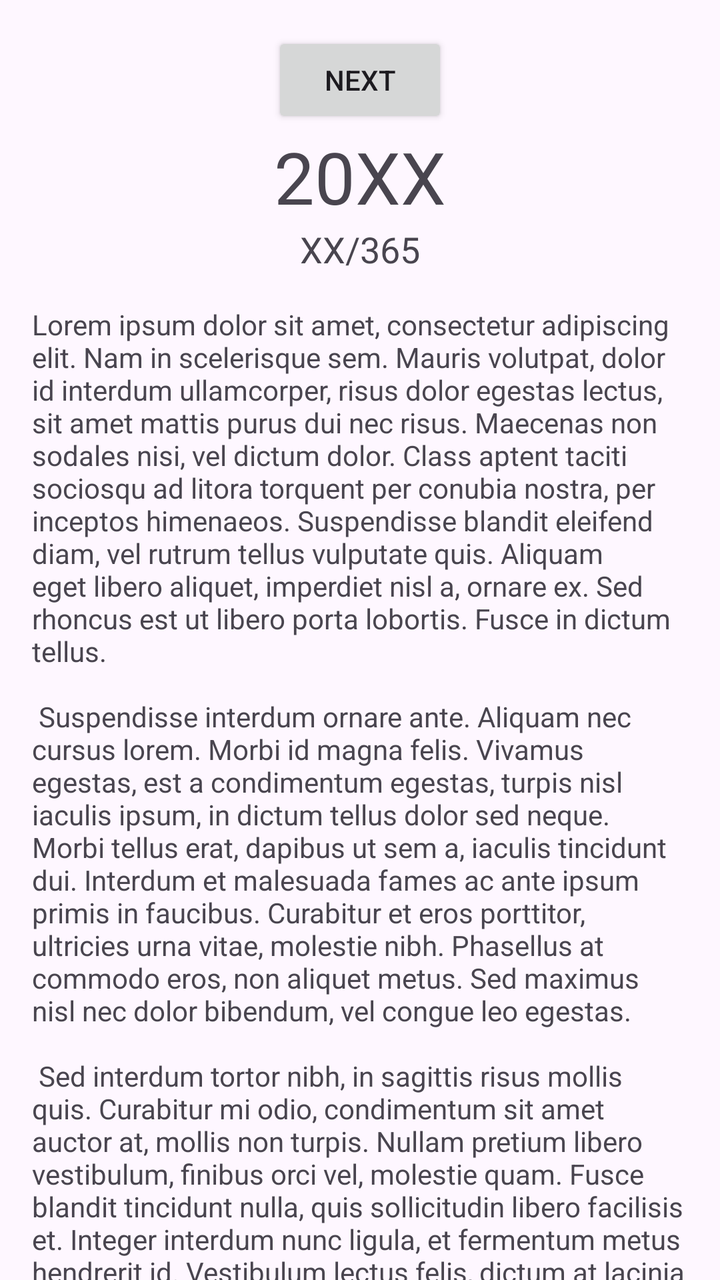
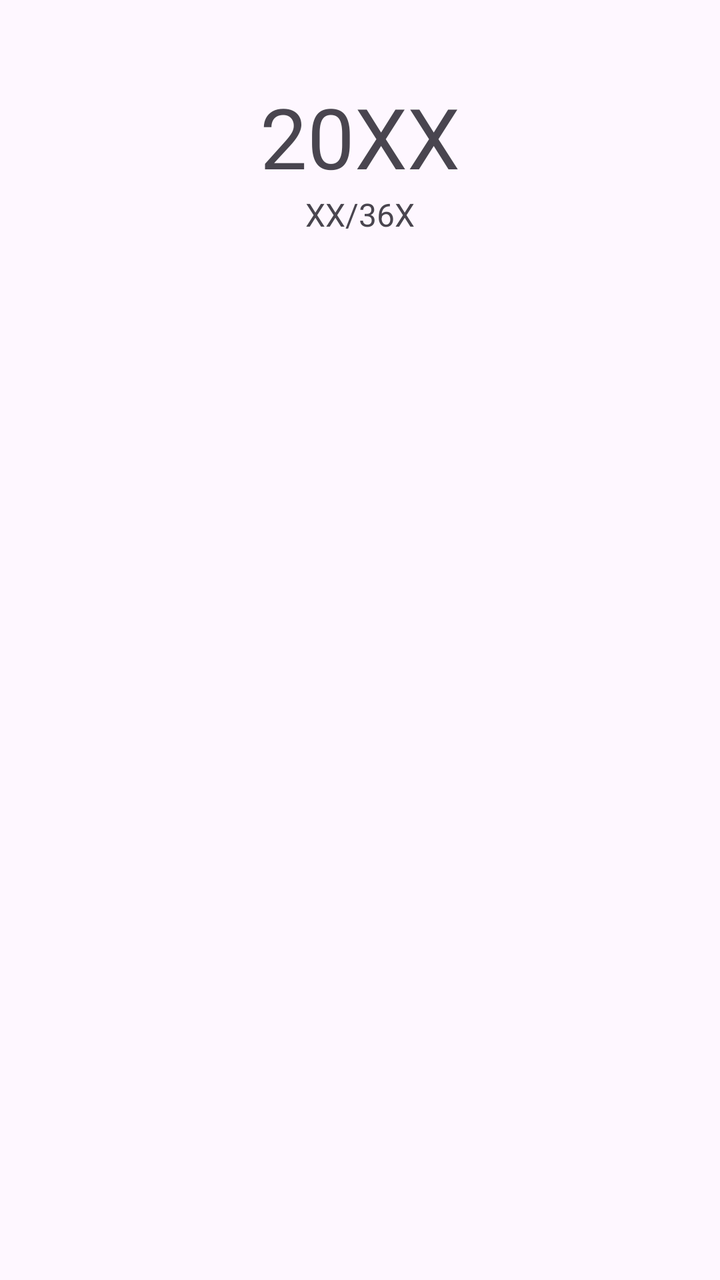

An Android layout rendered at two revisions. The XML below is the earlier revision; the diff shows what the commit changed to produce the second picture.
<!-- AndroidManifest.xml: application theme Theme.YearInDays -->
<!-- res/layout/fragment_first.xml -->
<?xml version="1.0" encoding="utf-8"?>
<androidx.core.widget.NestedScrollView xmlns:android="http://schemas.android.com/apk/res/android"
    xmlns:app="http://schemas.android.com/apk/res-auto"
    xmlns:tools="http://schemas.android.com/tools"
    android:layout_width="match_parent"
    android:layout_height="match_parent"
    tools:context=".FirstFragment">

    <androidx.constraintlayout.widget.ConstraintLayout
        android:layout_width="match_parent"
        android:layout_height="match_parent"
        android:padding="16dp">

        <Button
            android:id="@+id/button_first"
            android:layout_width="wrap_content"
            android:layout_height="wrap_content"
            android:text="@string/next"
            app:layout_constraintBottom_toTopOf="@id/currentYearTextView"
            app:layout_constraintEnd_toEndOf="parent"
            app:layout_constraintStart_toStartOf="parent"
            app:layout_constraintTop_toTopOf="parent" />

        <TextView
            android:id="@+id/currentYearTextView"
            android:layout_width="wrap_content"
            android:layout_height="wrap_content"
            android:text="@string/year"
            android:textSize="36sp"
            app:layout_constraintEnd_toEndOf="parent"
            app:layout_constraintStart_toStartOf="parent"
            app:layout_constraintTop_toBottomOf="@+id/button_first" />

        <TextView
            android:id="@+id/currentDayTextView"
            android:layout_width="wrap_content"
            android:layout_height="wrap_content"
            android:text="@string/day"
            android:textSize="18sp"
            app:layout_constraintEnd_toEndOf="parent"
            app:layout_constraintStart_toStartOf="parent"
            app:layout_constraintTop_toBottomOf="@+id/currentYearTextView" />

        <TextView
            android:id="@+id/textview_first"
            android:layout_width="wrap_content"
            android:layout_height="wrap_content"
            android:layout_marginTop="16dp"
            android:text="@string/lorem_ipsum"
            app:layout_constraintBottom_toBottomOf="parent"
            app:layout_constraintEnd_toEndOf="parent"
            app:layout_constraintStart_toStartOf="parent"
            app:layout_constraintTop_toBottomOf="@id/currentDayTextView" />
    </androidx.constraintlayout.widget.ConstraintLayout>
</androidx.core.widget.NestedScrollView>
<!-- resources referenced by this layout -->
<resources>
  <string name="day">XX/365</string>
  <string name="lorem_ipsum">
          Lorem ipsum dolor sit amet, consectetur adipiscing elit. Nam in scelerisque sem. Mauris
          volutpat, dolor id interdum ullamcorper, risus dolor egestas lectus, sit amet mattis purus
          dui nec risus. Maecenas non sodales nisi, vel dictum dolor. Class aptent taciti sociosqu ad
          litora torquent per conubia nostra, per inceptos himenaeos. Suspendisse blandit eleifend
          diam, vel rutrum tellus vulputate quis. Aliquam eget libero aliquet, imperdiet nisl a,
          ornare ex. Sed rhoncus est ut libero porta lobortis. Fusce in dictum tellus.\n\n
          Suspendisse interdum ornare ante. Aliquam nec cursus lorem. Morbi id magna felis. Vivamus
          egestas, est a condimentum egestas, turpis nisl iaculis ipsum, in dictum tellus dolor sed
          neque. Morbi tellus erat, dapibus ut sem a, iaculis tincidunt dui. Interdum et malesuada
          fames ac ante ipsum primis in faucibus. Curabitur et eros porttitor, ultricies urna vitae,
          molestie nibh. Phasellus at commodo eros, non aliquet metus. Sed maximus nisl nec dolor
          bibendum, vel congue leo egestas.\n\n
          Sed interdum tortor nibh, in sagittis risus mollis quis. Curabitur mi odio, condimentum sit
          amet auctor at, mollis non turpis. Nullam pretium libero vestibulum, finibus orci vel,
          molestie quam. Fusce blandit tincidunt nulla, quis sollicitudin libero facilisis et. Integer
          interdum nunc ligula, et fermentum metus hendrerit id. Vestibulum lectus felis, dictum at
          lacinia sit amet, tristique id quam. Cras eu consequat dui. Suspendisse sodales nunc ligula,
          in lobortis sem porta sed. Integer id ultrices magna, in luctus elit. Sed a pellentesque
          est.\n\n
          Aenean nunc velit, lacinia sed dolor sed, ultrices viverra nulla. Etiam a venenatis nibh.
          Morbi laoreet, tortor sed facilisis varius, nibh orci rhoncus nulla, id elementum leo dui
          non lorem. Nam mollis ipsum quis auctor varius. Quisque elementum eu libero sed commodo. In
          eros nisl, imperdiet vel imperdiet et, scelerisque a mauris. Pellentesque varius ex nunc,
          quis imperdiet eros placerat ac. Duis finibus orci et est auctor tincidunt. Sed non viverra
          ipsum. Nunc quis augue egestas, cursus lorem at, molestie sem. Morbi a consectetur ipsum, a
          placerat diam. Etiam vulputate dignissim convallis. Integer faucibus mauris sit amet finibus
          convallis.\n\n
          Phasellus in aliquet mi. Pellentesque habitant morbi tristique senectus et netus et
          malesuada fames ac turpis egestas. In volutpat arcu ut felis sagittis, in finibus massa
          gravida. Pellentesque id tellus orci. Integer dictum, lorem sed efficitur ullamcorper,
          libero justo consectetur ipsum, in mollis nisl ex sed nisl. Donec maximus ullamcorper
          sodales. Praesent bibendum rhoncus tellus nec feugiat. In a ornare nulla. Donec rhoncus
          libero vel nunc consequat, quis tincidunt nisl eleifend. Cras bibendum enim a justo luctus
          vestibulum. Fusce dictum libero quis erat maximus, vitae volutpat diam dignissim.
      </string>
  <string name="next">Next</string>
  <string name="year">20XX</string>
  <style name="Theme.YearInDays" parent="Base.Theme.YearInDays" />
  <style name="Base.Theme.YearInDays" parent="Theme.Material3.DayNight.NoActionBar">
          
          
      </style>
</resources>

<!-- the commit's change to res/layout/fragment_first.xml (unified diff, before → after) -->
@@ -1,55 +1,38 @@
-<?xml version="1.0" encoding="utf-8"?>
-<androidx.core.widget.NestedScrollView xmlns:android="http://schemas.android.com/apk/res/android"
+<androidx.constraintlayout.widget.ConstraintLayout xmlns:android="http://schemas.android.com/apk/res/android"
     xmlns:app="http://schemas.android.com/apk/res-auto"
-    xmlns:tools="http://schemas.android.com/tools"
     android:layout_width="match_parent"
     android:layout_height="match_parent"
-    tools:context=".FirstFragment">
+    android:padding="16dp">
 
-    <androidx.constraintlayout.widget.ConstraintLayout
-        android:layout_width="match_parent"
-        android:layout_height="match_parent"
-        android:padding="16dp">
+    <TextView
+        android:id="@+id/currentYearTextView"
+        android:layout_width="wrap_content"
+        android:layout_height="wrap_content"
+        android:text="20XX"
+        android:textSize="42sp"
+        android:layout_marginTop="24dp"
+        app:layout_constraintEnd_toEndOf="parent"
+        app:layout_constraintStart_toStartOf="parent"
+        app:layout_constraintTop_toTopOf="parent" />
 
-        <Button
-            android:id="@+id/button_first"
-            android:layout_width="wrap_content"
-            android:layout_height="wrap_content"
-            android:text="@string/next"
-            app:layout_constraintBottom_toTopOf="@id/currentYearTextView"
-            app:layout_constraintEnd_toEndOf="parent"
-            app:layout_constraintStart_toStartOf="parent"
-            app:layout_constraintTop_toTopOf="parent" />
+    <TextView
+        android:id="@+id/currentDayTextView"
+        android:layout_width="wrap_content"
+        android:layout_height="wrap_content"
+        android:text="XX/36X"
+        android:textSize="16sp"
+        app:layout_constraintEnd_toEndOf="parent"
+        app:layout_constraintStart_toStartOf="parent"
+        app:layout_constraintTop_toBottomOf="@id/currentYearTextView" />
 
-        <TextView
-            android:id="@+id/currentYearTextView"
-            android:layout_width="wrap_content"
-            android:layout_height="wrap_content"
-            android:text="@string/year"
-            android:textSize="36sp"
-            app:layout_constraintEnd_toEndOf="parent"
-            app:layout_constraintStart_toStartOf="parent"
-            app:layout_constraintTop_toBottomOf="@+id/button_first" />
+    <androidx.recyclerview.widget.RecyclerView
+        android:id="@+id/recyclerView"
+        android:layout_width="0dp"
+        android:layout_height="0dp"
+        android:layout_margin="16dp"
+        app:layout_constraintBottom_toBottomOf="parent"
+        app:layout_constraintEnd_toEndOf="parent"
+        app:layout_constraintStart_toStartOf="parent"
+        app:layout_constraintTop_toBottomOf="@id/currentDayTextView" />
 
-        <TextView
-            android:id="@+id/currentDayTextView"
-            android:layout_width="wrap_content"
-            android:layout_height="wrap_content"
-            android:text="@string/day"
-            android:textSize="18sp"
-            app:layout_constraintEnd_toEndOf="parent"
-            app:layout_constraintStart_toStartOf="parent"
-            app:layout_constraintTop_toBottomOf="@+id/currentYearTextView" />
-
-        <TextView
-            android:id="@+id/textview_first"
-            android:layout_width="wrap_content"
-            android:layout_height="wrap_content"
-            android:layout_marginTop="16dp"
-            android:text="@string/lorem_ipsum"
-            app:layout_constraintBottom_toBottomOf="parent"
-            app:layout_constraintEnd_toEndOf="parent"
-            app:layout_constraintStart_toStartOf="parent"
-            app:layout_constraintTop_toBottomOf="@id/currentDayTextView" />
-    </androidx.constraintlayout.widget.ConstraintLayout>
-</androidx.core.widget.NestedScrollView>
+</androidx.constraintlayout.widget.ConstraintLayout>
<!-- resource entries referenced after the edit -->
@@ -1,44 +1,5 @@
 <!-- resources referenced by this layout -->
 <resources>
-  <string name="day">XX/365</string>
-  <string name="lorem_ipsum">
-          Lorem ipsum dolor sit amet, consectetur adipiscing elit. Nam in scelerisque sem. Mauris
-          volutpat, dolor id interdum ullamcorper, risus dolor egestas lectus, sit amet mattis purus
-          dui nec risus. Maecenas non sodales nisi, vel dictum dolor. Class aptent taciti sociosqu ad
-          litora torquent per conubia nostra, per inceptos himenaeos. Suspendisse blandit eleifend
-          diam, vel rutrum tellus vulputate quis. Aliquam eget libero aliquet, imperdiet nisl a,
-          ornare ex. Sed rhoncus est ut libero porta lobortis. Fusce in dictum tellus.\n\n
-          Suspendisse interdum ornare ante. Aliquam nec cursus lorem. Morbi id magna felis. Vivamus
-          egestas, est a condimentum egestas, turpis nisl iaculis ipsum, in dictum tellus dolor sed
-          neque. Morbi tellus erat, dapibus ut sem a, iaculis tincidunt dui. Interdum et malesuada
-          fames ac ante ipsum primis in faucibus. Curabitur et eros porttitor, ultricies urna vitae,
-          molestie nibh. Phasellus at commodo eros, non aliquet metus. Sed maximus nisl nec dolor
-          bibendum, vel congue leo egestas.\n\n
-          Sed interdum tortor nibh, in sagittis risus mollis quis. Curabitur mi odio, condimentum sit
-          amet auctor at, mollis non turpis. Nullam pretium libero vestibulum, finibus orci vel,
-          molestie quam. Fusce blandit tincidunt nulla, quis sollicitudin libero facilisis et. Integer
-          interdum nunc ligula, et fermentum metus hendrerit id. Vestibulum lectus felis, dictum at
-          lacinia sit amet, tristique id quam. Cras eu consequat dui. Suspendisse sodales nunc ligula,
-          in lobortis sem porta sed. Integer id ultrices magna, in luctus elit. Sed a pellentesque
-          est.\n\n
-          Aenean nunc velit, lacinia sed dolor sed, ultrices viverra nulla. Etiam a venenatis nibh.
-          Morbi laoreet, tortor sed facilisis varius, nibh orci rhoncus nulla, id elementum leo dui
-          non lorem. Nam mollis ipsum quis auctor varius. Quisque elementum eu libero sed commodo. In
-          eros nisl, imperdiet vel imperdiet et, scelerisque a mauris. Pellentesque varius ex nunc,
-          quis imperdiet eros placerat ac. Duis finibus orci et est auctor tincidunt. Sed non viverra
-          ipsum. Nunc quis augue egestas, cursus lorem at, molestie sem. Morbi a consectetur ipsum, a
-          placerat diam. Etiam vulputate dignissim convallis. Integer faucibus mauris sit amet finibus
-          convallis.\n\n
-          Phasellus in aliquet mi. Pellentesque habitant morbi tristique senectus et netus et
-          malesuada fames ac turpis egestas. In volutpat arcu ut felis sagittis, in finibus massa
-          gravida. Pellentesque id tellus orci. Integer dictum, lorem sed efficitur ullamcorper,
-          libero justo consectetur ipsum, in mollis nisl ex sed nisl. Donec maximus ullamcorper
-          sodales. Praesent bibendum rhoncus tellus nec feugiat. In a ornare nulla. Donec rhoncus
-          libero vel nunc consequat, quis tincidunt nisl eleifend. Cras bibendum enim a justo luctus
-          vestibulum. Fusce dictum libero quis erat maximus, vitae volutpat diam dignissim.
-      </string>
-  <string name="next">Next</string>
-  <string name="year">20XX</string>
   <style name="Theme.YearInDays" parent="Base.Theme.YearInDays" />
   <style name="Base.Theme.YearInDays" parent="Theme.Material3.DayNight.NoActionBar">
           
